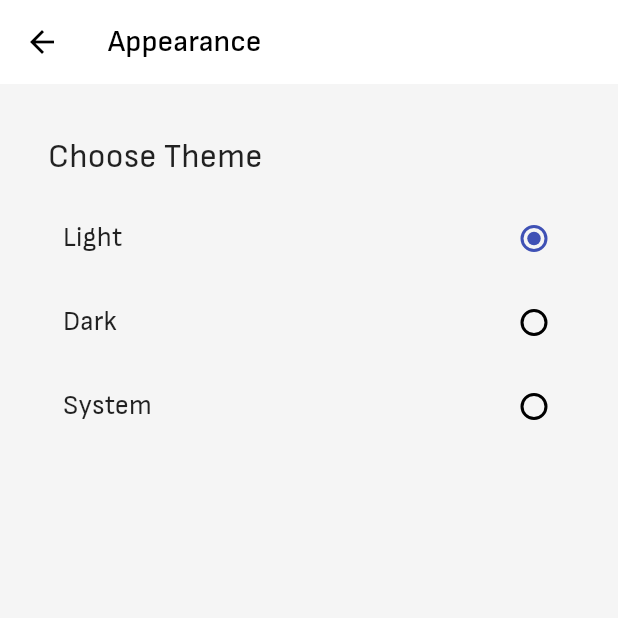
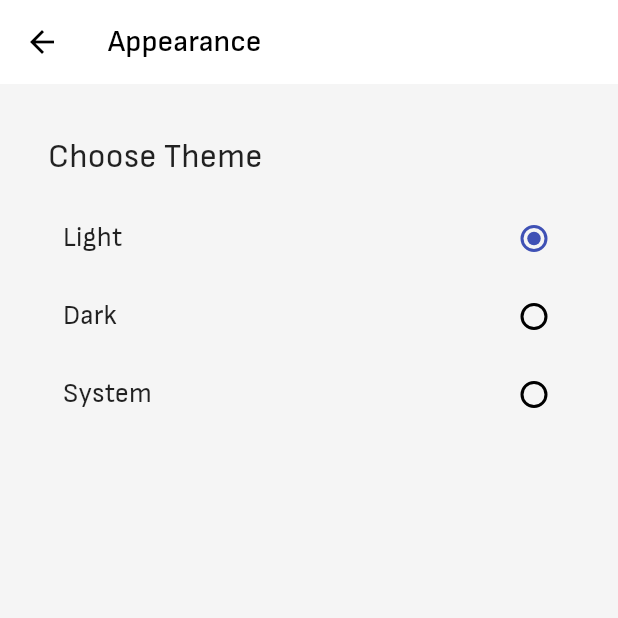
Before and after one commit to mmstq/pomodoro, a Flutter app: the Appearance screen opened directly, on a phone screen of 412 x 824 dp, the top half of it. Run offline on Flutter 3.47's test engine with Material 3 defaults, Android fonts, the phone set to English and light mode, and no system bars; our stand-ins replace audioplayers, flutter_native_splash, shared_preferences, sliding_clipped_nav_bar, vibration, wakelock_plus; missing offline and left inert: screen_brightness; accounts and stored records are empty; statements that could not run were skipped.

Commit message:
new changes

```diff
--- a/lib/screens/appearance.dart
+++ b/lib/screens/appearance.dart
@@ -15,7 +15,9 @@ class _AppearanceState extends State<Appearance> {
     var theme = Theme.of(context);
     return Scaffold(
       appBar: AppBar(
-        leading: BackButton(color: theme.appBarTheme.iconTheme!.color,),
+        leading: BackButton(
+          color: theme.appBarTheme.iconTheme!.color,
+        ),
         title: const Text('Appearance'),
         backgroundColor: theme.colorScheme.primaryContainer,
         elevation: 0,
@@ -32,49 +34,88 @@ class _AppearanceState extends State<Appearance> {
                   padding: const EdgeInsets.only(bottom: 10),
                   child: Text(
                     'Choose Theme',
-                    style: theme.textTheme.titleMedium!.copyWith(fontSize: 22,fontWeight: FontWeight.w400),
+                    style: theme.textTheme.titleMedium!
+                        .copyWith(fontSize: 22, fontWeight: FontWeight.w400),
                   ),
                 ),
-                ListTile(
-                    contentPadding: const EdgeInsets.only(left: 10),
-                    title: Text(
+                SizedBox(
+                  height: 4,
+                ),
+                GestureDetector(
+                  onTap: () => model.changeTheme(0),
+                  child: Padding(
+                    padding: const EdgeInsets.only(left: 10),
+                    child: Row(
+                      children: [
+                        Text(
                           'Light',
                           style: Theme.of(context).textTheme.titleSmall,
                         ),
-                    trailing: Radio<int>(
+                        Spacer(),
+                        Radio<int>(
                           value: 0,
                           groupValue: model.themeMode,
                           activeColor: Colors.indigo.shade500,
                           onChanged: (int? value) {
                             model.changeTheme(value!);
                           },
-                    )),
-                ListTile(
-                    contentPadding: const EdgeInsets.only(left: 10),
-                    title: Text(
+                        )
+                      ],
+                    ),
+                  ),
+                ),
+                SizedBox(
+                  height: 4,
+                ),
+                GestureDetector(
+                  onTap: () => model.changeTheme(1),
+                  child: Padding(
+                    padding: const EdgeInsets.only(left: 10),
+                    child: Row(
+                      children: [
+                        Text(
                           'Dark',
                           style: Theme.of(context).textTheme.titleSmall,
                         ),
-                    trailing: Radio<int>(
+                        Spacer(),
+                        Radio<int>(
                           value: 1,
+                          groupValue: model.themeMode,
                           activeColor: Colors.indigo.shade500,
-                      groupValue: model.themeMode,
                           onChanged: (int? value) {
                             model.changeTheme(value!);
                           },
-                    )),
-                ListTile(
-                    contentPadding: const EdgeInsets.only(left: 10),
-                    title: Text('System',
-                        style: Theme.of(context).textTheme.titleSmall),
-                    trailing: Radio<int>(
+                        )
+                      ],
+                    ),
+                  ),
+                ),
+                SizedBox(
+                  height: 4,
+                ),
+                GestureDetector(
+                  onTap: () => model.changeTheme(2),
+                  child: Padding(
+                    padding: const EdgeInsets.only(left: 10),
+                    child: Row(
+                      children: [
+                        Text(
+                          'System',
+                          style: Theme.of(context).textTheme.titleSmall,
+                        ),
+                        Spacer(),
+                        Radio<int>(
                           value: 2,
+                          groupValue: model.themeMode,
                           activeColor: Colors.indigo.shade500,
-                      groupValue: model.themeMode,
                           onChanged: (int? value) {
                             model.changeTheme(value!);
                           },
-                    )),
+                        )
+                      ],
+                    ),
+                  ),
+                ),
                 const SizedBox(
                   height: 8,
                 ),
--- a/lib/screens/interval_setting.dart
+++ b/lib/screens/interval_setting.dart
@@ -57,7 +57,7 @@ class _IntervalsState extends State<Intervals> {
               children: [
                 Text('Focus Duration', style: theme.textTheme.titleSmall),
                 const Spacer(),
-                Text('• ${focusTime.toInt()}      ', style: theme.textTheme.titleSmall),
+                Text('• ${focusTime.toInt()} mins     ', style: theme.textTheme.titleSmall),
               ],
             ),
             Slider(
@@ -85,7 +85,7 @@ class _IntervalsState extends State<Intervals> {
               children: [
                 Text('Short Rest Duration', style: theme.textTheme.titleSmall),
                 const Spacer(),
-                Text('• ${restTime.toInt()}      ', style: theme.textTheme.titleSmall),
+                Text('• ${restTime.toInt()} mins     ', style: theme.textTheme.titleSmall),
               ],
             ),
             Slider(
@@ -113,7 +113,7 @@ class _IntervalsState extends State<Intervals> {
               children: [
                 Text('Long Rest Duration', style: theme.textTheme.titleSmall),
                 const Spacer(),
-                Text('• ${longRestTime.toInt()}      ', style: theme.textTheme.titleSmall),
+                Text('• ${longRestTime.toInt()} mins     ', style: theme.textTheme.titleSmall),
               ],
             ),
             Slider(
```
Also changed, not shown: lib/screens/timer.dart (+38 -41 lines). Lines whose indentation alone changed are shown as unchanged.
